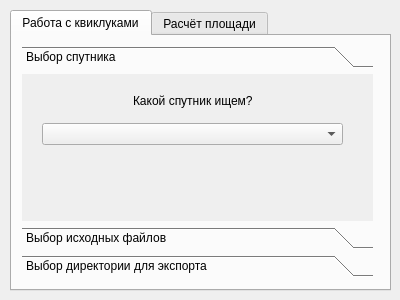
Qt form helper_main_dialog_base.ui (bazzile/helper) before a commit.
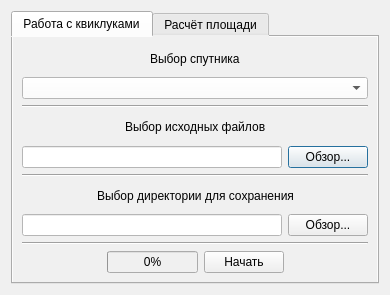
The same form after that commit. The open tabs and pages were chosen to show the change.

Commit message: Дополнен диалог импорта

```diff
--- a/helper_main_dialog_base.ui
+++ b/helper_main_dialog_base.ui
@@ -6,21 +6,24 @@
    <rect>
     <x>0</x>
     <y>0</y>
-    <width>400</width>
-    <height>300</height>
+    <width>390</width>
+    <height>295</height>
    </rect>
   </property>
   <property name="windowTitle">
    <string>Innoter Helper</string>
   </property>
+  <property name="autoFillBackground">
+   <bool>false</bool>
+  </property>
+  <property name="styleSheet">
+   <string notr="true">background-color: rgb(240, 240, 240);</string>
+  </property>
+  <layout class="QVBoxLayout" name="verticalLayout_3">
+   <item>
   <widget class="QTabWidget" name="tabWidget">
-   <property name="geometry">
-    <rect>
-     <x>10</x>
-     <y>10</y>
-     <width>381</width>
-     <height>281</height>
-    </rect>
+     <property name="autoFillBackground">
+      <bool>false</bool>
    </property>
    <property name="currentIndex">
     <number>0</number>
@@ -29,45 +32,8 @@
     <attribute name="title">
      <string>Работа с квиклуками</string>
     </attribute>
-    <widget class="QToolBox" name="toolBox">
-     <property name="geometry">
-      <rect>
-       <x>10</x>
-       <y>10</y>
-       <width>351</width>
-       <height>231</height>
-      </rect>
-     </property>
-     <property name="maximumSize">
-      <size>
-       <width>351</width>
-       <height>231</height>
-      </size>
-     </property>
-     <property name="currentIndex">
-      <number>2</number>
-     </property>
-     <widget class="QWidget" name="page">
-      <property name="geometry">
-       <rect>
-        <x>0</x>
-        <y>0</y>
-        <width>351</width>
-        <height>150</height>
-       </rect>
-      </property>
-      <attribute name="label">
-       <string>Выбор спутника</string>
-      </attribute>
-      <widget class="QWidget" name="verticalLayoutWidget">
-       <property name="geometry">
-        <rect>
-         <x>20</x>
-         <y>10</y>
-         <width>301</width>
-         <height>61</height>
-        </rect>
-       </property>
+      <layout class="QVBoxLayout" name="verticalLayout">
+       <item>
        <layout class="QVBoxLayout" name="verticalLayout_2">
         <item>
          <layout class="QHBoxLayout" name="horizontalLayout_5">
@@ -87,7 +53,7 @@
           <item>
            <widget class="QLabel" name="SENSORLabel">
             <property name="text">
-             <string>Какой спутник ищем?</string>
+              <string>Выбор спутника</string>
             </property>
            </widget>
           </item>
@@ -107,62 +73,134 @@
          </layout>
         </item>
         <item>
-         <widget class="QComboBox" name="SENSOR"/>
-        </item>
-       </layout>
-      </widget>
-     </widget>
-     <widget class="QWidget" name="page_2">
-      <property name="geometry">
-       <rect>
-        <x>0</x>
-        <y>0</y>
-        <width>351</width>
-        <height>150</height>
-       </rect>
-      </property>
-      <attribute name="label">
+          <widget class="QComboBox" name="SENSOR">
+           <property name="styleSheet">
+            <string notr="true">background-color: rgb(255, 255, 255);</string>
+           </property>
+          </widget>
+         </item>
+        </layout>
+       </item>
+       <item>
+        <widget class="Line" name="line">
+         <property name="orientation">
+          <enum>Qt::Horizontal</enum>
+         </property>
+        </widget>
+       </item>
+       <item>
+        <layout class="QVBoxLayout" name="verticalLayout_4">
+         <item>
+          <layout class="QHBoxLayout" name="horizontalLayout_2">
+           <item>
+            <spacer name="horizontalSpacer_3">
+             <property name="orientation">
+              <enum>Qt::Horizontal</enum>
+             </property>
+             <property name="sizeHint" stdset="0">
+              <size>
+               <width>40</width>
+               <height>20</height>
+              </size>
+             </property>
+            </spacer>
+           </item>
+           <item>
+            <widget class="QLabel" name="label">
+             <property name="text">
        <string>Выбор исходных файлов</string>
-      </attribute>
-      <widget class="QWidget" name="horizontalLayoutWidget_2">
-       <property name="geometry">
-        <rect>
-         <x>10</x>
-         <y>30</y>
-         <width>331</width>
-         <height>71</height>
-        </rect>
-       </property>
+             </property>
+            </widget>
+           </item>
+           <item>
+            <spacer name="horizontalSpacer_4">
+             <property name="orientation">
+              <enum>Qt::Horizontal</enum>
+             </property>
+             <property name="sizeHint" stdset="0">
+              <size>
+               <width>40</width>
+               <height>20</height>
+              </size>
+             </property>
+            </spacer>
+           </item>
+          </layout>
+         </item>
+         <item>
        <layout class="QHBoxLayout" name="horizontalLayout_8">
         <item>
-         <widget class="QLineEdit" name="INPUT"/>
+            <widget class="QLineEdit" name="INPUT">
+             <property name="styleSheet">
+              <string notr="true">background-color: rgb(255, 255, 255);</string>
+             </property>
+            </widget>
         </item>
         <item>
          <widget class="QPushButton" name="INPUTbrowse">
           <property name="text">
-           <string>Открыть...</string>
+              <string>Обзор...</string>
           </property>
          </widget>
         </item>
        </layout>
-      </widget>
-     </widget>
-     <widget class="QWidget" name="page_3">
-      <attribute name="label">
-       <string>Выбор директории для экспорта</string>
-      </attribute>
-      <widget class="QWidget" name="horizontalLayoutWidget_3">
-       <property name="geometry">
-        <rect>
-         <x>10</x>
-         <y>30</y>
-         <width>331</width>
-         <height>71</height>
-        </rect>
-       </property>
+         </item>
+        </layout>
+       </item>
+       <item>
+        <widget class="Line" name="line_2">
+         <property name="orientation">
+          <enum>Qt::Horizontal</enum>
+         </property>
+        </widget>
+       </item>
+       <item>
+        <layout class="QVBoxLayout" name="verticalLayout_6">
+         <item>
+          <layout class="QHBoxLayout" name="horizontalLayout_3">
+           <item>
+            <spacer name="horizontalSpacer_5">
+             <property name="orientation">
+              <enum>Qt::Horizontal</enum>
+             </property>
+             <property name="sizeHint" stdset="0">
+              <size>
+               <width>40</width>
+               <height>20</height>
+              </size>
+             </property>
+            </spacer>
+           </item>
+           <item>
+            <widget class="QLabel" name="label_2">
+             <property name="text">
+              <string>Выбор директории для сохранения</string>
+             </property>
+            </widget>
+           </item>
+           <item>
+            <spacer name="horizontalSpacer_6">
+             <property name="orientation">
+              <enum>Qt::Horizontal</enum>
+             </property>
+             <property name="sizeHint" stdset="0">
+              <size>
+               <width>40</width>
+               <height>20</height>
+              </size>
+             </property>
+            </spacer>
+           </item>
+          </layout>
+         </item>
+         <item>
        <layout class="QHBoxLayout" name="horizontalLayout_9">
         <item>
-         <widget class="QLineEdit" name="OUTPUT"/>
+            <widget class="QLineEdit" name="OUTPUT">
+             <property name="styleSheet">
+              <string notr="true">background-color: rgb(255, 255, 255);</string>
+             </property>
+            </widget>
         </item>
         <item>
          <widget class="QPushButton" name="OUTPUTbrowse">
@@ -172,9 +210,79 @@
          </widget>
         </item>
        </layout>
-      </widget>
-     </widget>
-    </widget>
+         </item>
+        </layout>
+       </item>
+       <item>
+        <widget class="Line" name="line_3">
+         <property name="orientation">
+          <enum>Qt::Horizontal</enum>
+         </property>
+        </widget>
+       </item>
+       <item>
+        <layout class="QVBoxLayout" name="verticalLayout_7">
+         <item>
+          <layout class="QHBoxLayout" name="horizontalLayout_4">
+           <item>
+            <spacer name="horizontalSpacer_8">
+             <property name="orientation">
+              <enum>Qt::Horizontal</enum>
+             </property>
+             <property name="sizeHint" stdset="0">
+              <size>
+               <width>40</width>
+               <height>20</height>
+              </size>
+             </property>
+            </spacer>
+           </item>
+           <item>
+            <widget class="QProgressBar" name="progressBar">
+             <property name="value">
+              <number>0</number>
+             </property>
+             <property name="alignment">
+              <set>Qt::AlignCenter</set>
+             </property>
+             <property name="invertedAppearance">
+              <bool>false</bool>
+             </property>
+            </widget>
+           </item>
+           <item>
+            <widget class="QPushButton" name="pushButton">
+             <property name="text">
+              <string>Начать</string>
+             </property>
+            </widget>
+           </item>
+           <item>
+            <spacer name="horizontalSpacer_7">
+             <property name="orientation">
+              <enum>Qt::Horizontal</enum>
+             </property>
+             <property name="sizeHint" stdset="0">
+              <size>
+               <width>40</width>
+               <height>20</height>
+              </size>
+             </property>
+            </spacer>
+           </item>
+          </layout>
+         </item>
+        </layout>
+       </item>
+      </layout>
+      <zorder>horizontalSpacer_2</zorder>
+      <zorder>verticalLayoutWidget</zorder>
+      <zorder>line</zorder>
+      <zorder>line_2</zorder>
+      <zorder>line_3</zorder>
+      <zorder>verticalLayoutWidget_2</zorder>
+      <zorder>verticalLayoutWidget_3</zorder>
+      <zorder>verticalLayoutWidget_4</zorder>
    </widget>
    <widget class="QWidget" name="tab_2">
     <attribute name="title">
@@ -198,6 +306,8 @@
     </widget>
    </widget>
   </widget>
+   </item>
+  </layout>
  </widget>
  <resources/>
  <connections>
```
Left out of the diff: 4 changed lines with no effect on the pictures. Lines whose indentation alone changed are shown as unchanged. The commit also changes 2 other files.
